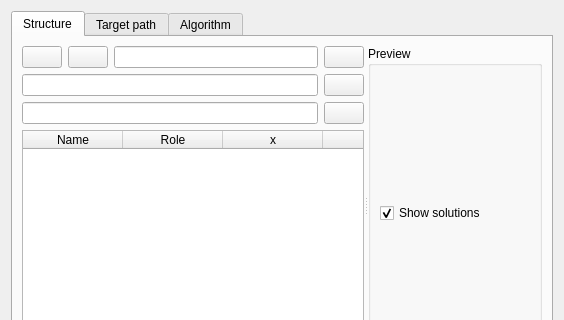
Above: core/synthesis/DimensionalSynthesis/Algorithm.ui from KmolYuan/Pyslvs-UI before the change; both pictures show x 0 to 564 and y 0 to 320 of the 564 by 682 pixel window. Below: the same form after it.
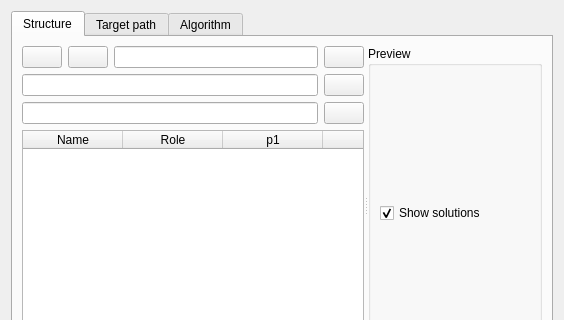
That is the form after the change. Icons and pictures are not drawn.

Patch:
```diff
--- a/core/synthesis/DimensionalSynthesis/Algorithm.ui
+++ b/core/synthesis/DimensionalSynthesis/Algorithm.ui
@@ -151,12 +151,12 @@
               </column>
               <column>
                <property name="text">
-                <string>x</string>
+                <string>p1</string>
                </property>
               </column>
               <column>
                <property name="text">
-                <string>y</string>
+                <string>p2</string>
                </property>
               </column>
               <column>
```
Left out of the diff: 34 changed lines with no effect on the pictures.
